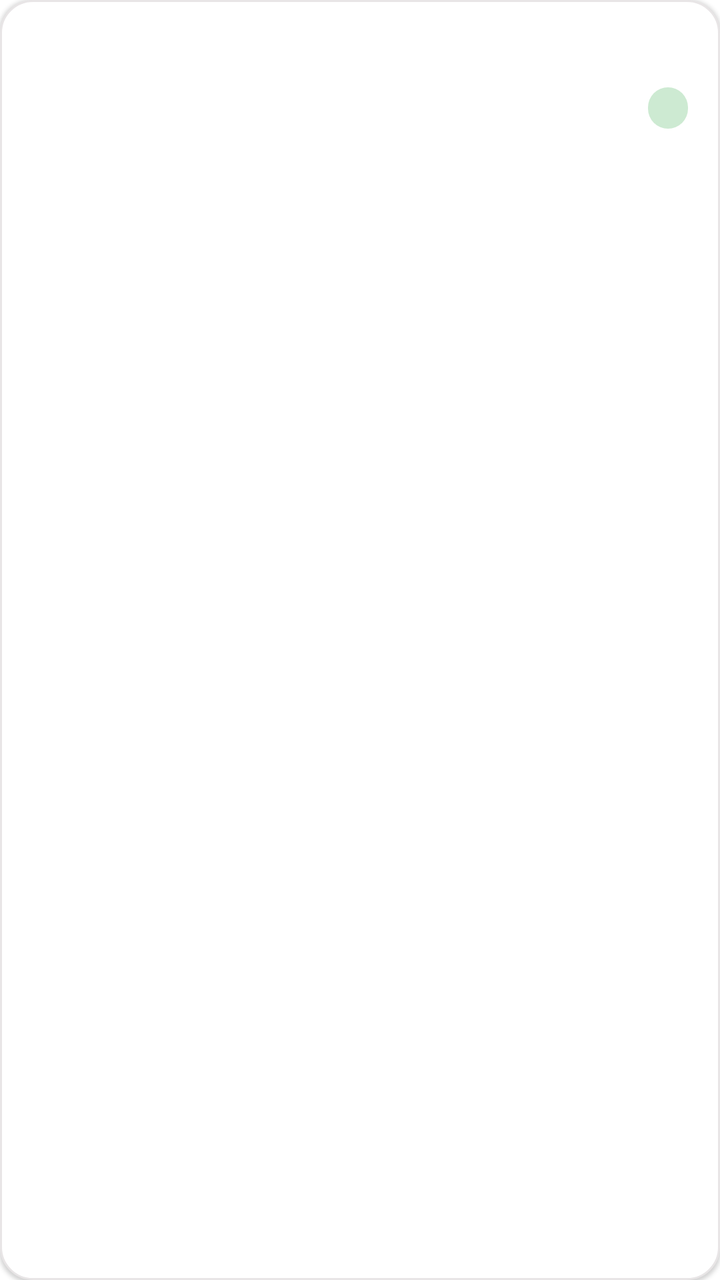
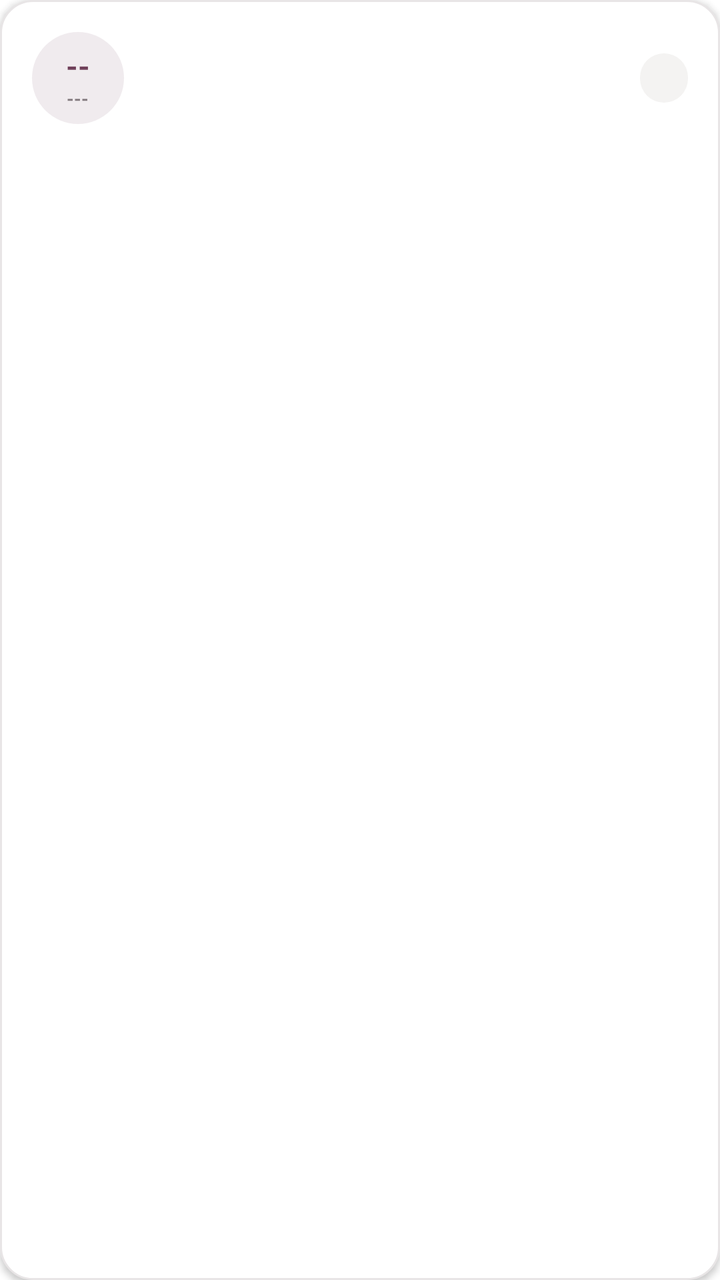

Screens rendered from an Android XML layout before and after an edit, with the pre-edit source and the edit as a unified diff.
<!-- AndroidManifest.xml: application theme Theme.Sixtern -->
<!-- res/layout/item_logbook.xml -->
<?xml version="1.0" encoding="utf-8"?>
<LinearLayout xmlns:android="http://schemas.android.com/apk/res/android"
    xmlns:app="http://schemas.android.com/apk/res-auto"
    android:layout_width="match_parent"
    android:layout_height="wrap_content"
    android:layout_marginBottom="12dp"
    android:background="@drawable/bg_home_card"
    android:elevation="1dp"
    android:orientation="vertical"
    android:padding="16dp">

    <TextView
        android:id="@+id/titleText"
        android:layout_width="wrap_content"
        android:layout_height="wrap_content"
        android:textColor="@color/login_text_primary"
        android:textSize="16sp"
        android:textStyle="bold" />

    <LinearLayout
        android:layout_width="match_parent"
        android:layout_height="wrap_content"
        android:layout_marginTop="6dp"
        android:gravity="center_vertical"
        android:orientation="horizontal">

        <TextView
            android:id="@+id/dateText"
            android:layout_width="0dp"
            android:layout_height="wrap_content"
            android:layout_weight="1"
            android:textColor="@color/login_text_secondary"
            android:textSize="12sp" />

        <TextView
            android:id="@+id/statusText"
            android:layout_width="wrap_content"
            android:layout_height="wrap_content"
            android:background="@drawable/bg_login_badge"
            android:paddingStart="10dp"
            android:paddingTop="3dp"
            android:paddingEnd="10dp"
            android:paddingBottom="3dp"
            android:textSize="11sp"
            android:textStyle="bold" />
    </LinearLayout>

    <TextView
        android:id="@+id/notesText"
        android:layout_width="wrap_content"
        android:layout_height="wrap_content"
        android:layout_marginTop="8dp"
        android:textColor="@color/login_text_secondary"
        android:textSize="13sp"
        android:visibility="gone" />

    <Button
        android:id="@+id/fixButton"
        style="?attr/materialButtonOutlinedStyle"
        android:layout_width="wrap_content"
        android:layout_height="44dp"
        android:layout_marginTop="10dp"
        android:insetLeft="0dp"
        android:insetRight="0dp"
        android:text="@string/fix_revision"
        android:textAllCaps="false"
        android:textSize="13sp"
        android:visibility="gone"
        app:cornerRadius="12dp"
        app:strokeColor="@color/login_button"
        app:strokeWidth="1dp" />
</LinearLayout>
<!-- resources referenced by this layout -->
<resources>
  <color name="login_button">#FF6F3F59</color>
  <color name="login_text_primary">#FF1A1C1E</color>
  <color name="login_text_secondary">#FF847B7F</color>
  <!-- drawable bg_home_card (drawable) -->
  <?xml version="1.0" encoding="utf-8"?>
  <shape xmlns:android="http://schemas.android.com/apk/res/android" android:shape="rectangle">
      <solid android:color="@color/login_card" />
      <stroke android:width="1dp" android:color="@color/login_input_stroke" />
      <corners android:radius="16dp" />
  </shape>
  <!-- drawable bg_login_badge (drawable) -->
  <?xml version="1.0" encoding="utf-8"?>
  <shape xmlns:android="http://schemas.android.com/apk/res/android" android:shape="rectangle">
      <solid android:color="@color/login_badge_bg" />
      <corners android:radius="999dp" />
  </shape>
  <string name="fix_revision">Perbaiki Revisi</string>
  <style name="Theme.Sixtern" parent="Theme.MaterialComponents.DayNight.DarkActionBar">
          
          <item name="colorPrimary">@color/purple_500</item>
          <item name="colorPrimaryVariant">@color/purple_700</item>
          <item name="colorOnPrimary">@color/white</item>
          
          <item name="colorSecondary">@color/teal_200</item>
          <item name="colorSecondaryVariant">@color/teal_700</item>
          <item name="colorOnSecondary">@color/black</item>
          
          <item name="android:statusBarColor">?attr/colorPrimaryVariant</item>
          
      </style>
  <color name="login_card">#FFFFFFFF</color>
  <color name="login_input_stroke">#FFE8E5E6</color>
  <color name="login_badge_bg">#FFCDEAD2</color>
  <color name="purple_500">#FF6200EE</color>
  <color name="purple_700">#FF3700B3</color>
  <color name="white">#FFFFFFFF</color>
  <color name="teal_200">#FF03DAC5</color>
  <color name="teal_700">#FF018786</color>
  <color name="black">#FF000000</color>
</resources>

<!-- the commit's change to res/layout/item_logbook.xml (unified diff, before → after) -->
@@ -5,68 +5,158 @@
     android:layout_height="wrap_content"
     android:layout_marginBottom="12dp"
     android:background="@drawable/bg_home_card"
-    android:elevation="1dp"
+    android:clickable="true"
+    android:elevation="2dp"
+    android:focusable="true"
+    android:foreground="?attr/selectableItemBackground"
     android:orientation="vertical"
     android:padding="16dp">
 
-    <TextView
-        android:id="@+id/titleText"
-        android:layout_width="wrap_content"
-        android:layout_height="wrap_content"
-        android:textColor="@color/login_text_primary"
-        android:textSize="16sp"
-        android:textStyle="bold" />
-
+    
     <LinearLayout
         android:layout_width="match_parent"
         android:layout_height="wrap_content"
-        android:layout_marginTop="6dp"
         android:gravity="center_vertical"
         android:orientation="horizontal">
 
+        <LinearLayout
+            android:layout_width="46dp"
+            android:layout_height="46dp"
+            android:background="@drawable/bg_icon_circle"
+            android:gravity="center"
+            android:orientation="vertical">
+
+            <TextView
+                android:id="@+id/dayText"
+                android:layout_width="wrap_content"
+                android:layout_height="wrap_content"
+                android:text="--"
+                android:textColor="@color/login_button"
+                android:textSize="15sp"
+                android:textStyle="bold" />
+
+            <TextView
+                android:id="@+id/monthText"
+                android:layout_width="wrap_content"
+                android:layout_height="wrap_content"
+                android:text="---"
+                android:textColor="@color/login_text_secondary"
+                android:textSize="9sp"
+                android:textStyle="bold" />
+        </LinearLayout>
+
         <TextView
-            android:id="@+id/dateText"
+            android:id="@+id/titleText"
             android:layout_width="0dp"
             android:layout_height="wrap_content"
+            android:layout_marginStart="12dp"
             android:layout_weight="1"
-            android:textColor="@color/login_text_secondary"
-            android:textSize="12sp" />
+            android:ellipsize="end"
+            android:maxLines="2"
+            android:textColor="@color/login_text_primary"
+            android:textSize="15sp"
+            android:textStyle="bold" />
 
         <TextView
             android:id="@+id/statusText"
             android:layout_width="wrap_content"
             android:layout_height="wrap_content"
-            android:background="@drawable/bg_login_badge"
-            android:paddingStart="10dp"
-            android:paddingTop="3dp"
-            android:paddingEnd="10dp"
-            android:paddingBottom="3dp"
+            android:layout_marginStart="8dp"
+            android:background="@drawable/bg_chip_pending"
+            android:paddingStart="12dp"
+            android:paddingTop="5dp"
+            android:paddingEnd="12dp"
+            android:paddingBottom="5dp"
+            android:textColor="@color/chip_logbook_pending_text"
             android:textSize="11sp"
             android:textStyle="bold" />
     </LinearLayout>
 
+    
     <TextView
-        android:id="@+id/notesText"
-        android:layout_width="wrap_content"
+        android:id="@+id/descText"
+        android:layout_width="match_parent"
         android:layout_height="wrap_content"
-        android:layout_marginTop="8dp"
+        android:layout_marginTop="10dp"
+        android:ellipsize="end"
+        android:lineSpacingMultiplier="1.4"
+        android:maxLines="3"
         android:textColor="@color/login_text_secondary"
-        android:textSize="13sp"
-        android:visibility="gone" />
+        android:textSize="13sp" />
 
-    <Button
-        android:id="@+id/fixButton"
-        style="?attr/materialButtonOutlinedStyle"
-        android:layout_width="wrap_content"
-        android:layout_height="44dp"
+    
+    <LinearLayout
+        android:id="@+id/notesBox"
+        android:layout_width="match_parent"
+        android:layout_height="wrap_content"
         android:layout_marginTop="10dp"
-        android:insetLeft="0dp"
-        android:insetRight="0dp"
-        android:text="@string/fix_revision"
-        android:textAllCaps="false"
-        android:textSize="13sp"
-        android:visibility="gone"
-        app:cornerRadius="12dp"
-        app:strokeColor="@color/login_button"
-        app:strokeWidth="1dp" />
+        android:background="@drawable/bg_logbook_note"
+        android:orientation="vertical"
+        android:padding="12dp"
+        android:visibility="gone">
+
+        <TextView
+            android:layout_width="wrap_content"
+            android:layout_height="wrap_content"
+            android:text="@string/logbook_card_notes_label"
+            android:textColor="@color/chip_rejected_text"
+            android:textSize="11sp"
+            android:textStyle="bold" />
+
+        <TextView
+            android:id="@+id/notesText"
+            android:layout_width="match_parent"
+            android:layout_height="wrap_content"
+            android:layout_marginTop="4dp"
+            android:lineSpacingMultiplier="1.3"
+            android:textColor="@color/login_text_primary"
+            android:textSize="12sp" />
+    </LinearLayout>
+
+    
+    <LinearLayout
+        android:layout_width="match_parent"
+        android:layout_height="wrap_content"
+        android:layout_marginTop="10dp"
+        android:gravity="center_vertical"
+        android:orientation="horizontal">
+
+        <ImageView
+            android:id="@+id/attachmentIcon"
+            android:layout_width="20dp"
+            android:layout_height="20dp"
+            android:contentDescription="@string/logbook_attachment_attached"
+            android:src="@drawable/ic_nav_logbook"
+            android:visibility="gone"
+            app:tint="@color/sixtern_green_deep" />
+
+        <TextView
+            android:id="@+id/attachmentInfoText"
+            android:layout_width="0dp"
+            android:layout_height="wrap_content"
+            android:layout_marginStart="6dp"
+            android:layout_weight="1"
+            android:ellipsize="middle"
+            android:singleLine="true"
+            android:textColor="@color/sixtern_green_deep"
+            android:textSize="12sp"
+            android:visibility="gone" />
+
+        <Button
+            android:id="@+id/fixButton"
+            style="?attr/materialButtonOutlinedStyle"
+            android:layout_width="wrap_content"
+            android:layout_height="42dp"
+            android:insetLeft="0dp"
+            android:insetRight="0dp"
+            android:minWidth="150dp"
+            android:text="@string/fix_revision"
+            android:textAllCaps="false"
+            android:textSize="13sp"
+            android:textStyle="bold"
+            android:visibility="gone"
+            app:cornerRadius="12dp"
+            app:strokeColor="@color/chip_rejected_text"
+            app:strokeWidth="1dp" />
+    </LinearLayout>
 </LinearLayout>
<!-- resource entries referenced after the edit -->
@@ -1,8 +1,17 @@
 <!-- resources referenced by this layout -->
 <resources>
+  <color name="chip_logbook_pending_text">#FF847B7F</color>
+  <color name="chip_rejected_text">#FFC0392B</color>
   <color name="login_button">#FF6F3F59</color>
   <color name="login_text_primary">#FF1A1C1E</color>
   <color name="login_text_secondary">#FF847B7F</color>
+  <color name="sixtern_green_deep">#FF0B7A55</color>
+  <!-- drawable bg_chip_pending (drawable) -->
+  <?xml version="1.0" encoding="utf-8"?>
+  <shape xmlns:android="http://schemas.android.com/apk/res/android" android:shape="rectangle">
+      <solid android:color="#FFF4F3F2" />
+      <corners android:radius="12dp" />
+  </shape>
   <!-- drawable bg_home_card (drawable) -->
   <?xml version="1.0" encoding="utf-8"?>
   <shape xmlns:android="http://schemas.android.com/apk/res/android" android:shape="rectangle">
@@ -10,13 +19,33 @@
       <stroke android:width="1dp" android:color="@color/login_input_stroke" />
       <corners android:radius="16dp" />
   </shape>
-  <!-- drawable bg_login_badge (drawable) -->
+  <!-- drawable bg_icon_circle (drawable) -->
+  <?xml version="1.0" encoding="utf-8"?>
+  <shape xmlns:android="http://schemas.android.com/apk/res/android" android:shape="oval">
+      <solid android:color="#1A6F3F59" />
+  </shape>
+  <!-- drawable bg_logbook_note (drawable) -->
   <?xml version="1.0" encoding="utf-8"?>
   <shape xmlns:android="http://schemas.android.com/apk/res/android" android:shape="rectangle">
-      <solid android:color="@color/login_badge_bg" />
-      <corners android:radius="999dp" />
+      <solid android:color="@color/logbook_note_bg" />
+      <stroke android:width="1dp" android:color="@color/logbook_note_stroke" />
+      <corners android:radius="12dp" />
   </shape>
+  <!-- drawable ic_nav_logbook (drawable) -->
+  <?xml version="1.0" encoding="utf-8"?>
+  <vector xmlns:android="http://schemas.android.com/apk/res/android"
+      android:width="24dp"
+      android:height="24dp"
+      android:viewportWidth="24"
+      android:viewportHeight="24"
+      android:tint="?attr/colorControlNormal">
+      <path
+          android:fillColor="#FF000000"
+          android:pathData="M3,17.25V21h3.75L17.81,9.94l-3.75,-3.75L3,17.25zM20.71,7.04c0.39,-0.39 0.39,-1.02 0,-1.41l-2.34,-2.34c-0.39,-0.39 -1.02,-0.39 -1.41,0l-1.83,1.83 3.75,3.75 1.83,-1.83z" />
+  </vector>
   <string name="fix_revision">Perbaiki Revisi</string>
+  <string name="logbook_attachment_attached">📎 Lampiran terlampir</string>
+  <string name="logbook_card_notes_label">Catatan mentor</string>
   <style name="Theme.Sixtern" parent="Theme.MaterialComponents.DayNight.DarkActionBar">
           
           <item name="colorPrimary">@color/purple_500</item>
@@ -32,7 +61,8 @@
       </style>
   <color name="login_card">#FFFFFFFF</color>
   <color name="login_input_stroke">#FFE8E5E6</color>
-  <color name="login_badge_bg">#FFCDEAD2</color>
+  <color name="logbook_note_bg">#FFFDF6E3</color>
+  <color name="logbook_note_stroke">#FFF0DCAA</color>
   <color name="purple_500">#FF6200EE</color>
   <color name="purple_700">#FF3700B3</color>
   <color name="white">#FFFFFFFF</color>
